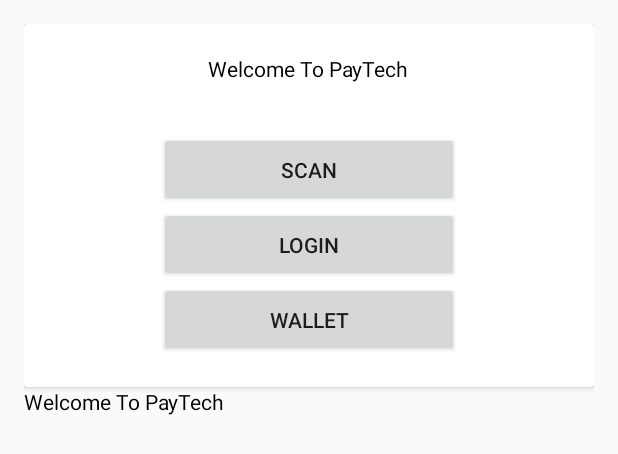
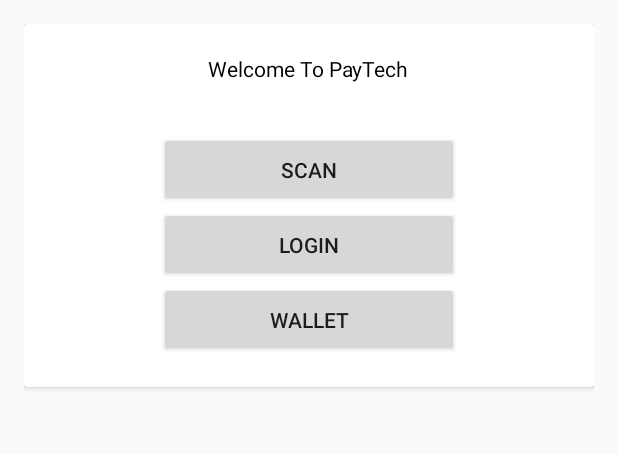
Before and after one commit to skramakant/QrTechPay_V1.0, an Android app: the layout activity_main.xml on its own in the app's theme, with its tools: preview values and no code run, on a phone screen of 412 x 824 dp. Shown: the top 454 px of the screen. Run offline under Robolectric (Android 15) with nearby library versions, the phone set to English and light mode, and no system bars.

```diff
--- a/app/src/main/res/layout/activity_main.xml
+++ b/app/src/main/res/layout/activity_main.xml
@@ -50,12 +50,6 @@
         </LinearLayout>
     </android.support.v7.widget.CardView>
 
-    <TextView
-        android:id="@+id/abc"
-        android:layout_width="wrap_content"
-        android:layout_height="wrap_content"
-        android:textColor="#000000"
-        android:text="Welcome To PayTech" />
     <!--    <TextView
             android:layout_width="match_parent"
             android:layout_height="52dp"
```
Also changed, not shown: app/src/main/java/qrtech/qrtechpay/MainActivity.java (+2 -11 lines).
